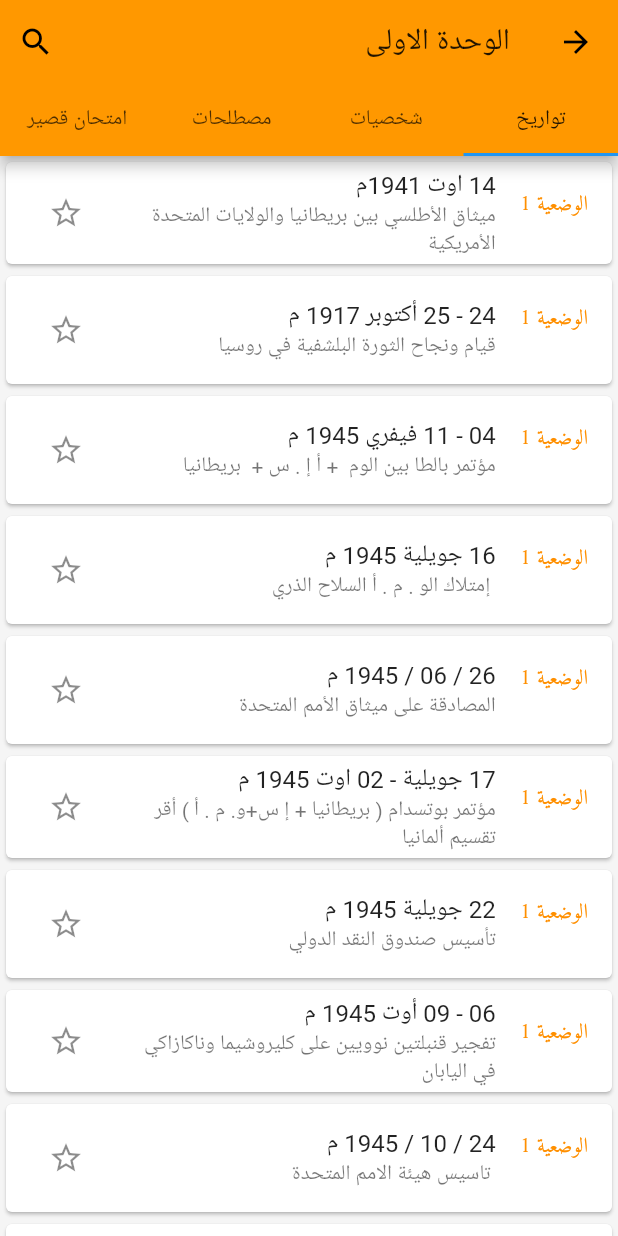
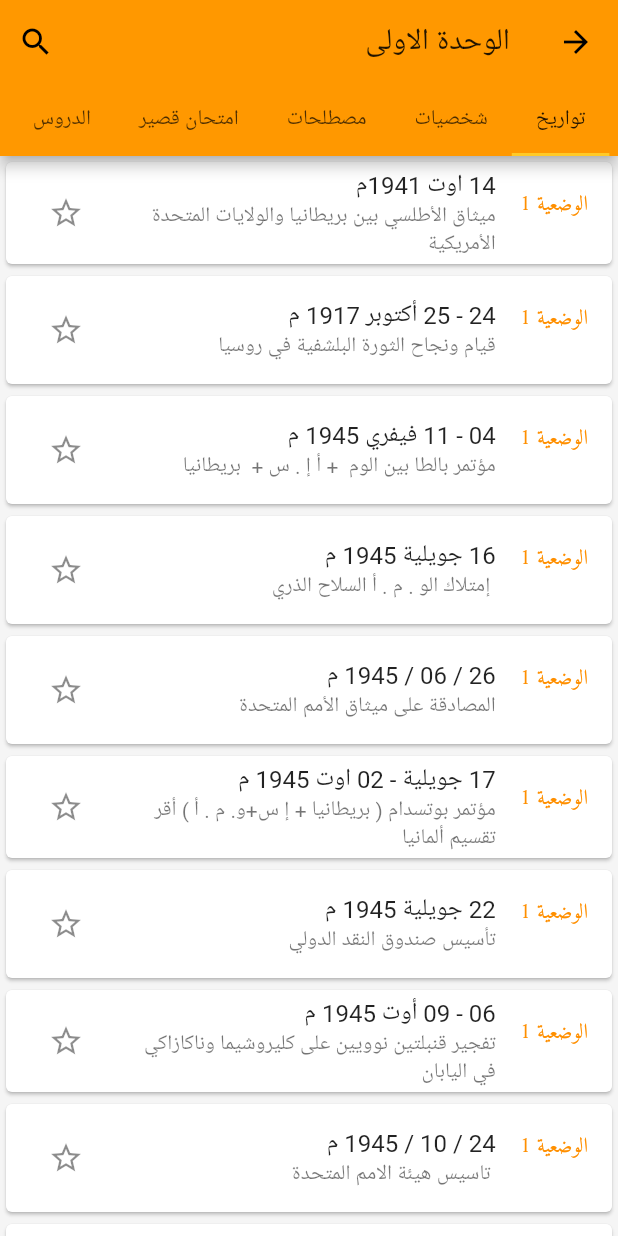
Before and after one commit to amirmekk/educationFlutterApp, a Flutter app: the screen it shows after launch, after a tap on an icon or button, on a phone screen of 412 x 824 dp. Run offline on Flutter 3.47's test engine with Material 2 defaults, Android fonts, the phone set to English and light mode, and no system bars; our stand-ins replace shared_preferences; missing offline and left inert: android_alarm_manager, animated_splash, firebase_admob, launch_review, rate_my_app; accounts and stored records are empty.

Commit message:
made the courses appear in the wa7adat section

```diff
--- a/lib/pages/courseAndQuiz2.dart
+++ b/lib/pages/courseAndQuiz2.dart
@@ -56,7 +56,7 @@ class _CourseAndQuiz2State extends State<CourseAndQuiz2> {
     return Directionality(
       textDirection: TextDirection.rtl,
       child: DefaultTabController(
-        length: 4,
+        length: 5,
         child: Scaffold(
           appBar: AppBar(
             actions: <Widget>[
@@ -69,12 +69,17 @@ class _CourseAndQuiz2State extends State<CourseAndQuiz2> {
                   })
             ],
             title: Text('${_wa7adat[widget.courseAndQuiz[0]]}'),
-            bottom: TabBar(tabs: [
-              Tab(text: 'تواريخ'),
-              Tab(text: 'شخصيات'),
-              Tab(text: 'مصطلحات'),
-              Tab(text: 'امتحان قصير'),
-            ]),
+            bottom: TabBar(
+              indicatorColor: Colors.amber[400],
+              isScrollable: true,
+              tabs: [
+                Tab(text: 'تواريخ'),
+                Tab(text: 'شخصيات'),
+                Tab(text: 'مصطلحات'),
+                Tab(text: 'امتحان قصير'),
+                Tab(text: 'الدروس'),
+              ],
+            ),
           ),
           body: TabBarView(
             children: [
@@ -177,6 +182,28 @@ class _CourseAndQuiz2State extends State<CourseAndQuiz2> {
                   ),
                 ),
               ),
+              ListView.builder(
+                itemBuilder: (context, index) => Card(
+                  child: ListTile(
+                    onTap: () {
+                      showAdOrNot();
+                      Navigator.pushNamed(context, '/dorossPage', arguments: [
+                        widget.courseAndQuiz[4][index][0],
+                        widget.courseAndQuiz[0],
+                        index + 1
+                      ]);
+                    },
+                    title: Text(widget.courseAndQuiz[4][index][0]),
+                    subtitle: Text((widget.courseAndQuiz[4][index].length == 1)
+                        ? ''
+                        : widget.courseAndQuiz[4][index][1]),
+                  ),
+                ),
+                itemCount: (widget.courseAndQuiz[0] == 1 ||
+                        widget.courseAndQuiz[0] == 2)
+                    ? 4
+                    : 3,
+              )
             ],
           ),
         ),
```
Also changed, not shown: lib/pages/home.dart (+36 -0 lines).
